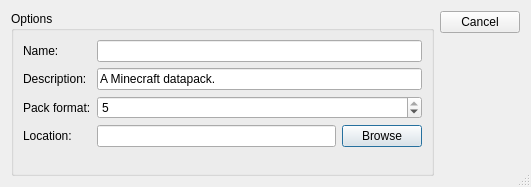
IoeCmcomc/MCDatapacker, file src/newdatapackdialog.ui: the form before one commit.
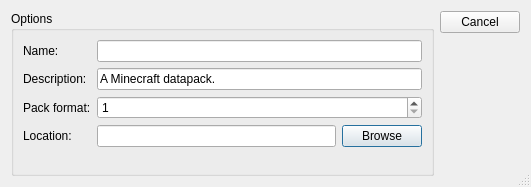
The form after the commit.

Patch:
```diff
--- a/src/newdatapackdialog.ui
+++ b/src/newdatapackdialog.ui
@@ -82,10 +82,7 @@
          <number>1</number>
         </property>
         <property name="maximum">
-         <number>5</number>
-        </property>
-        <property name="value">
-         <number>5</number>
+         <number>10</number>
         </property>
        </widget>
       </item>
```
